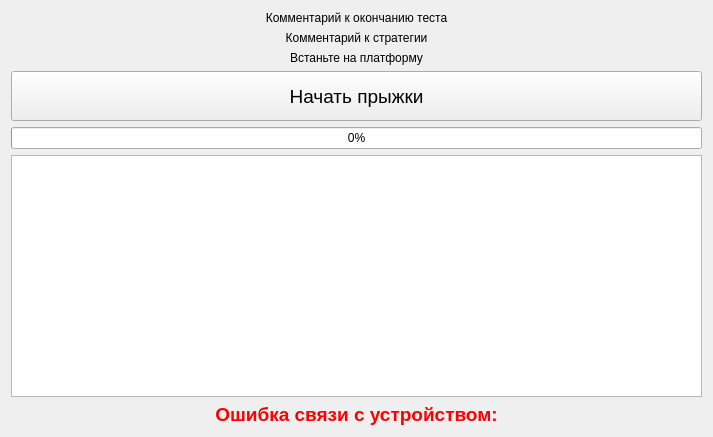
Above: metodics/jump_plate/jumpheighttest/jumpheighttestexecute.ui from grigp/a-analyser before the change. Below: the same form after it.
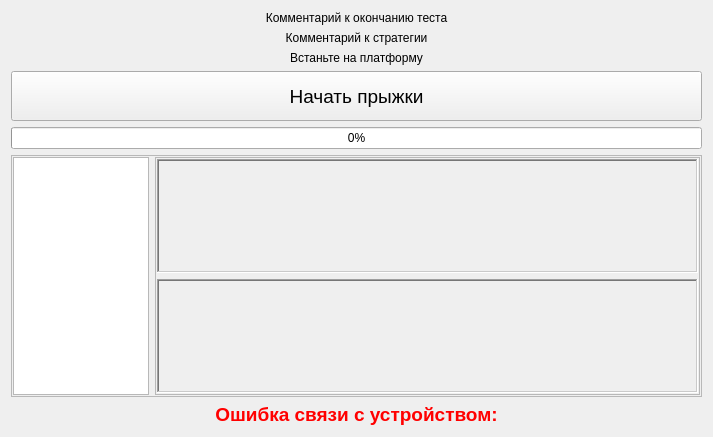
That is the form after the change. Icons and pictures are not drawn. Custom widgets are drawn as their Qt base class.

Commit message: Анализ высоты серии прыжков - диаграмма при проведении теста

```diff
--- a/metodics/jump_plate/jumpheighttest/jumpheighttestexecute.ui
+++ b/metodics/jump_plate/jumpheighttest/jumpheighttestexecute.ui
@@ -80,7 +80,129 @@
     </widget>
    </item>
    <item>
-    <widget class="QTreeView" name="tvJumps"/>
+    <widget class="QFrame" name="frJumps">
+     <property name="frameShape">
+      <enum>QFrame::StyledPanel</enum>
+     </property>
+     <property name="frameShadow">
+      <enum>QFrame::Raised</enum>
+     </property>
+     <layout class="QHBoxLayout" name="horizontalLayout">
+      <property name="leftMargin">
+       <number>1</number>
+      </property>
+      <property name="topMargin">
+       <number>1</number>
+      </property>
+      <property name="rightMargin">
+       <number>1</number>
+      </property>
+      <property name="bottomMargin">
+       <number>1</number>
+      </property>
+      <item>
+       <widget class="QTreeView" name="tvJumps">
+        <property name="sizePolicy">
+         <sizepolicy hsizetype="Expanding" vsizetype="Expanding">
+          <horstretch>1</horstretch>
+          <verstretch>0</verstretch>
+         </sizepolicy>
+        </property>
+       </widget>
+      </item>
+      <item>
+       <widget class="QFrame" name="frDiagrams">
+        <property name="sizePolicy">
+         <sizepolicy hsizetype="Preferred" vsizetype="Preferred">
+          <horstretch>4</horstretch>
+          <verstretch>0</verstretch>
+         </sizepolicy>
+        </property>
+        <property name="frameShape">
+         <enum>QFrame::StyledPanel</enum>
+        </property>
+        <property name="frameShadow">
+         <enum>QFrame::Raised</enum>
+        </property>
+        <layout class="QVBoxLayout" name="verticalLayout_2">
+         <property name="leftMargin">
+          <number>1</number>
+         </property>
+         <property name="topMargin">
+          <number>1</number>
+         </property>
+         <property name="rightMargin">
+          <number>1</number>
+         </property>
+         <property name="bottomMargin">
+          <number>1</number>
+         </property>
+         <item>
+          <widget class="QFrame" name="frJumpsHeight">
+           <property name="frameShape">
+            <enum>QFrame::WinPanel</enum>
+           </property>
+           <property name="frameShadow">
+            <enum>QFrame::Sunken</enum>
+           </property>
+           <layout class="QVBoxLayout" name="verticalLayout_3">
+            <property name="leftMargin">
+             <number>0</number>
+            </property>
+            <property name="topMargin">
+             <number>0</number>
+            </property>
+            <property name="rightMargin">
+             <number>0</number>
+            </property>
+            <property name="bottomMargin">
+             <number>0</number>
+            </property>
+            <item>
+             <widget class="DynamicDiagram" name="wgtJumpsHeight" native="true">
+              <property name="sizePolicy">
+               <sizepolicy hsizetype="Preferred" vsizetype="Preferred">
+                <horstretch>0</horstretch>
+                <verstretch>0</verstretch>
+               </sizepolicy>
+              </property>
+             </widget>
+            </item>
+           </layout>
+          </widget>
+         </item>
+         <item>
+          <widget class="QFrame" name="frame">
+           <property name="frameShape">
+            <enum>QFrame::WinPanel</enum>
+           </property>
+           <property name="frameShadow">
+            <enum>QFrame::Sunken</enum>
+           </property>
+           <layout class="QVBoxLayout" name="verticalLayout_4">
+            <property name="leftMargin">
+             <number>0</number>
+            </property>
+            <property name="topMargin">
+             <number>0</number>
+            </property>
+            <property name="rightMargin">
+             <number>0</number>
+            </property>
+            <property name="bottomMargin">
+             <number>0</number>
+            </property>
+            <item>
+             <widget class="DynamicDiagram" name="wgtTimeContact" native="true"/>
+            </item>
+           </layout>
+          </widget>
+         </item>
+        </layout>
+       </widget>
+      </item>
+     </layout>
+    </widget>
    </item>
    <item>
     <widget class="QLabel" name="lblCommunicationError">
@@ -198,6 +320,14 @@
    </item>
   </layout>
  </widget>
+ <customwidgets>
+  <customwidget>
+   <class>DynamicDiagram</class>
+   <extends>QWidget</extends>
+   <header location="global">dynamicdiagram.h</header>
+   <container>1</container>
+  </customwidget>
+ </customwidgets>
  <resources>
   <include location="../../../kernel.qrc"/>
  </resources>
```
The commit also changes 1 other file.
